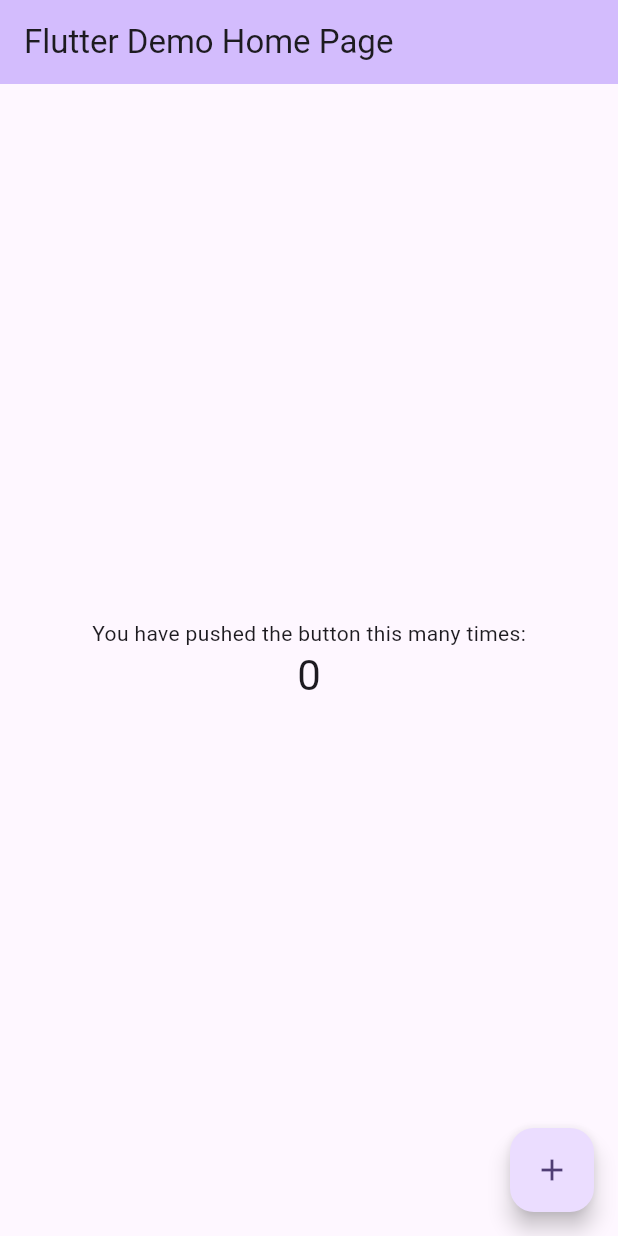
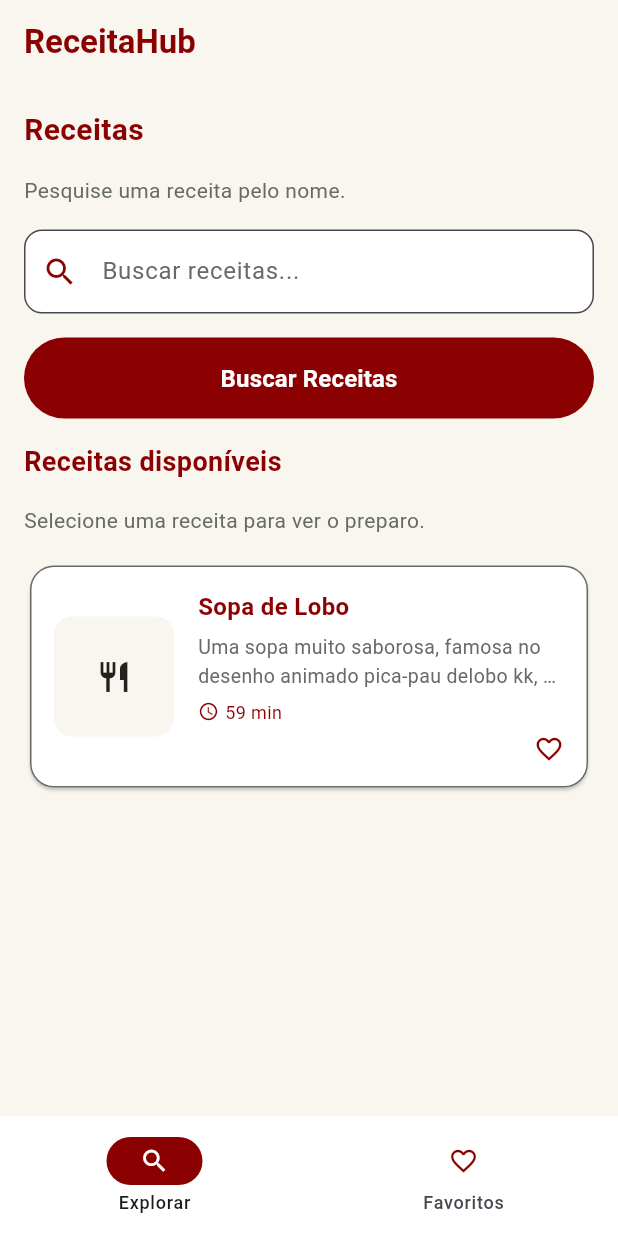
Before and after one commit to PedroAnt06/Flutter-ReceitaHub, a Flutter app: the screen it shows after launch, on a phone screen of 412 x 824 dp. Run offline on Flutter 3.47's test engine with Material 3 defaults, Android fonts, the phone set to English and light mode, and no system bars.

Commit message:
Primeira Parte - Definindo Layout

```diff
--- a/lib/main.dart
+++ b/lib/main.dart
@@ -1,121 +1,210 @@
 import 'package:flutter/material.dart';
 
+const primary = Color(0xFF8B0000);
+const secondary = Color(0xFF8B0000);
+const background = Color(0xFFF8F6EF);
+const grey = Color(0xFF666B66);
+const white = Color(0xFFFFFFFF);
+
+// app começa
 void main() {
-  runApp(const MyApp());
+  runApp(const MeuApp());
 }
 
-class MyApp extends StatelessWidget {
-  const MyApp({super.key});
+// O app inteiro: define o tema e qual tela aparece primeiro.
+class MeuApp extends StatelessWidget {
+  const MeuApp({super.key});
 
-  // This widget is the root of your application.
   @override
   Widget build(BuildContext context) {
     return MaterialApp(
-      title: 'Flutter Demo',
+      debugShowCheckedModeBanner: false,
+      title: 'ReceitaHub',
       theme: ThemeData(
-        // This is the theme of your application.
-        //
-        // TRY THIS: Try running your application with "flutter run". You'll see
-        // the application has a purple toolbar. Then, without quitting the app,
-        // try changing the seedColor in the colorScheme below to Colors.green
-        // and then invoke "hot reload" (save your changes or press the "hot
-        // reload" button in a Flutter-supported IDE, or press "r" if you used
-        // the command line to start the app).
-        //
-        // Notice that the counter didn't reset back to zero; the application
-        // state is not lost during the reload. To reset the state, use hot
-        // restart instead.
-        //
-        // This works for code too, not just values: Most code changes can be
-        // tested with just a hot reload.
-        colorScheme: .fromSeed(seedColor: Colors.deepPurple),
+        scaffoldBackgroundColor: background
       ),
-      home: const MyHomePage(title: 'Flutter Demo Home Page'),
+      home: const TelaInicial(),
     );
   }
 }
 
-class MyHomePage extends StatefulWidget {
-  const MyHomePage({super.key, required this.title});
-
-  // This widget is the home page of your application. It is stateful, meaning
-  // that it has a State object (defined below) that contains fields that affect
-  // how it looks.
-
-  // This class is the configuration for the state. It holds the values (in this
-  // case the title) provided by the parent (in this case the App widget) and
-  // used by the build method of the State. Fields in a Widget subclass are
-  // always marked "final".
-
-  final String title;
-
-  @override
-  State<MyHomePage> createState() => _MyHomePageState();
-}
-
-class _MyHomePageState extends State<MyHomePage> {
-  int _counter = 0;
-
-  void _incrementCounter() {
-    setState(() {
-      // This call to setState tells the Flutter framework that something has
-      // changed in this State, which causes it to rerun the build method below
-      // so that the display can reflect the updated values. If we changed
-      // _counter without calling setState(), then the build method would not be
-      // called again, and so nothing would appear to happen.
-      _counter++;
-    });
-  }
+class TelaInicial extends StatelessWidget{
+  const TelaInicial({super.key}); //construtor para chamar na classe acima
 
   @override
   Widget build(BuildContext context) {
-    // This method is rerun every time setState is called, for instance as done
-    // by the _incrementCounter method above.
-    //
-    // The Flutter framework has been optimized to make rerunning build methods
-    // fast, so that you can just rebuild anything that needs updating rather
-    // than having to individually change instances of widgets.
     return Scaffold(
       appBar: AppBar(
-        // TRY THIS: Try changing the color here to a specific color (to
-        // Colors.amber, perhaps?) and trigger a hot reload to see the AppBar
-        // change color while the other colors stay the same.
-        backgroundColor: Theme.of(context).colorScheme.inversePrimary,
-        // Here we take the value from the MyHomePage object that was created by
-        // the App.build method, and use it to set our appbar title.
-        title: Text(widget.title),
+        title: Text(
+          'ReceitaHub',
+          style: TextStyle(color: primary, fontWeight: FontWeight.bold)),
+        backgroundColor: background,
       ),
-      body: Center(
-        // Center is a layout widget. It takes a single child and positions it
-        // in the middle of the parent.
-        child: Column(
-          // Column is also a layout widget. It takes a list of children and
-          // arranges them vertically. By default, it sizes itself to fit its
-          // children horizontally, and tries to be as tall as its parent.
-          //
-          // Column has various properties to control how it sizes itself and
-          // how it positions its children. Here we use mainAxisAlignment to
-          // center the children vertically; the main axis here is the vertical
-          // axis because Columns are vertical (the cross axis would be
-          // horizontal).
-          //
-          // TRY THIS: Invoke "debug painting" (choose the "Toggle Debug Paint"
-          // action in the IDE, or press "p" in the console), to see the
-          // wireframe for each widget.
-          mainAxisAlignment: .center,
+
+      body: Padding(
+        padding: const EdgeInsets.symmetric(horizontal: 16, vertical: 16), //coloca esse padding nas 4 direcoes
+        child:
+
+        Column(
+          spacing: 16, // espacamento entre os itens dessa coluna
+          crossAxisAlignment: CrossAxisAlignment.start, // alinha os filhos no eixo oposto ao fluxo principal do layout
           children: [
-            const Text('You have pushed the button this many times:'),
             Text(
-              '$_counter',
-              style: Theme.of(context).textTheme.headlineMedium,
+                'Receitas',
+                style: TextStyle(fontSize: 20, color: primary, fontWeight: FontWeight.w600)
             ),
+            Text(
+                'Pesquise uma receita pelo nome.',
+                style: TextStyle(fontSize: 14, color: grey)
+            ),
+
+            TextField(
+              decoration: InputDecoration(
+                hintText: 'Buscar receitas...', //placeholder
+                hintStyle: const TextStyle(color:grey),
+                prefixIcon: const Icon(Icons.search, color: primary,),
+                filled: true, // fundo do campo
+                fillColor: white, //cor do fundo do campo
+
+                //borda
+                border: OutlineInputBorder(
+                  borderRadius: BorderRadius.all(Radius.circular(12)),
+                  borderSide: const BorderSide(color: grey),
+                ),
+
+                //borda quando clicada
+                focusedBorder: OutlineInputBorder(
+                  borderRadius: BorderRadius.all(Radius.circular(12)),
+                  borderSide: const BorderSide(color: primary, width: 2),
+                ),
+              ),
+            ),
+
+            SizedBox(
+              width: double.infinity, //ocupa toda a tela
+              height: 54, //define altura
+              child: FilledButton( //havia usado esse widget puro, mas nao ocupava toda a tela ai envolvi ele no SizedBox que delimita o tamanho total a tela
+
+                onPressed: () => print('teste'),
+                style: FilledButton.styleFrom(
+                    backgroundColor: primary,
+                    padding: const EdgeInsets.symmetric(horizontal: 16, vertical: 16), //coloca esse padding nas 4 direcoes
+                ),
+
+
+                child: const Text(
+                  'Buscar Receitas',
+                  style: TextStyle(
+                    fontSize: 16,
+                    fontWeight: FontWeight.bold,
+                  ),
+                ),
+
+              ),
+            ),
+
+            Text(
+                'Receitas disponíveis',
+                style: TextStyle(fontSize: 18, color: primary, fontWeight: FontWeight.w600)
+            ),
+
+            Text(
+                'Selecione uma receita para ver o preparo.',
+                style: TextStyle(fontSize: 14, color: grey)
+            ),
+
+            Card(
+              color: white,
+              shape: RoundedRectangleBorder(
+                borderRadius: BorderRadius.circular(16),
+                side: const BorderSide(color: grey),
+              ),
+
+              child: Padding(
+                padding: const EdgeInsets.symmetric(horizontal: 16, vertical: 16), //coloca esse padding nas 4 direcoes
+                child: Row(
+                  spacing: 16, // Espaço entre a foto e os textos
+                  children: [
+
+                    //Foto nesse container dentro dessa linha
+                    Container(
+                      width: 80,
+                      height: 80,
+                      decoration: BoxDecoration(
+                        color: background,
+                        borderRadius: BorderRadius.circular(12),
+                      ),
+                      child: const Icon(Icons.restaurant)
+                    ),
+
+                    //Parte dos textos, que o expanded como mostrado em aula pega todo o espaço que está restante
+                    Expanded(
+                        child: Column(
+                          spacing: 6,
+                          crossAxisAlignment: CrossAxisAlignment.start, // alinha os filhos no eixo oposto ao fluxo principal do layout
+                          children: [
+                            const Text(
+                              'Sopa de Lobo',
+                              style: TextStyle(fontSize: 16, color: secondary, fontWeight: FontWeight.bold ),
+                            ),
+                            const Text(
+                              'Uma sopa muito saborosa, famosa no desenho animado pica-pau delobo kk, e isso é maravilhosamente extraordinariamente gostoso',
+                              style: TextStyle(fontSize: 13, color: grey ),
+                              maxLines: 2,
+                              overflow: TextOverflow.ellipsis, //Acima de 2 linhas coloca o '...'
+                            ),
+                            const Row(
+                              spacing: 4,
+                              children: [
+                                Icon(Icons.access_time, size: 14, color: primary,),
+                                Text(
+                                    '59 min',
+                                    style: TextStyle(fontSize: 12, color: primary),
+                                ),
+                              ],
+                            ),
+                            const Row(
+                              spacing: 4,
+                              children: [
+                                Spacer(), // TEntei envolver o icone no expanded mas não foi muito eficaz o spacer criou o espaço vazio melhor
+                                Icon(Icons.favorite_border_outlined, size: 20, color: primary,),
+                              ],
+                            )
+                          ],
+                        ))
+
+                  ],
+                ),
+              ),
+            )
           ],
         ),
+
       ),
-      floatingActionButton: FloatingActionButton(
-        onPressed: _incrementCounter,
-        tooltip: 'Increment',
-        child: const Icon(Icons.add),
+
+      //Pertence ao scaffold tambem, sendo do scafold (appbar, body e bottomnavigationbar)
+      bottomNavigationBar: NavigationBar(
+        backgroundColor: white,
+        indicatorColor: secondary, //cor da aba da navbar selecionada
+        selectedIndex: 0, //diz qual aba está selecionada no momento 0 é a primeira
+
+        //aqui serão controladas as outras telas no futuro
+        onDestinationSelected: (index){
+          print('Aba clicada: $index');
+        },
+
+        //aqui se define os itens que vão estar no barra de navegação por isso a lista '[]'
+        destinations: const [
+          NavigationDestination(
+            icon: Icon(Icons.search, size: 20, color: primary),
+            selectedIcon: Icon(Icons.search_outlined, size: 20, color: white),
+            label: 'Explorar'),
+
+          NavigationDestination(
+              icon: Icon(Icons.favorite_outline, size: 20, color: primary),
+              selectedIcon: Icon(Icons.favorite, size: 20, color: white), //muda-se o icone quando selecionado
+              label: 'Favoritos'),
+        ],
       ),
     );
   }
```
